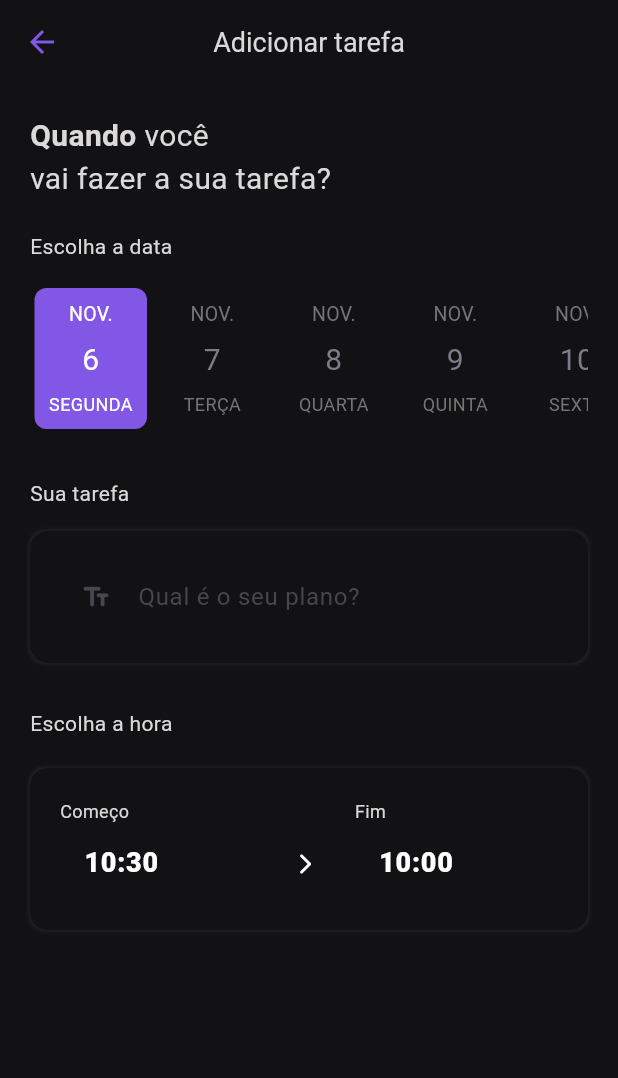
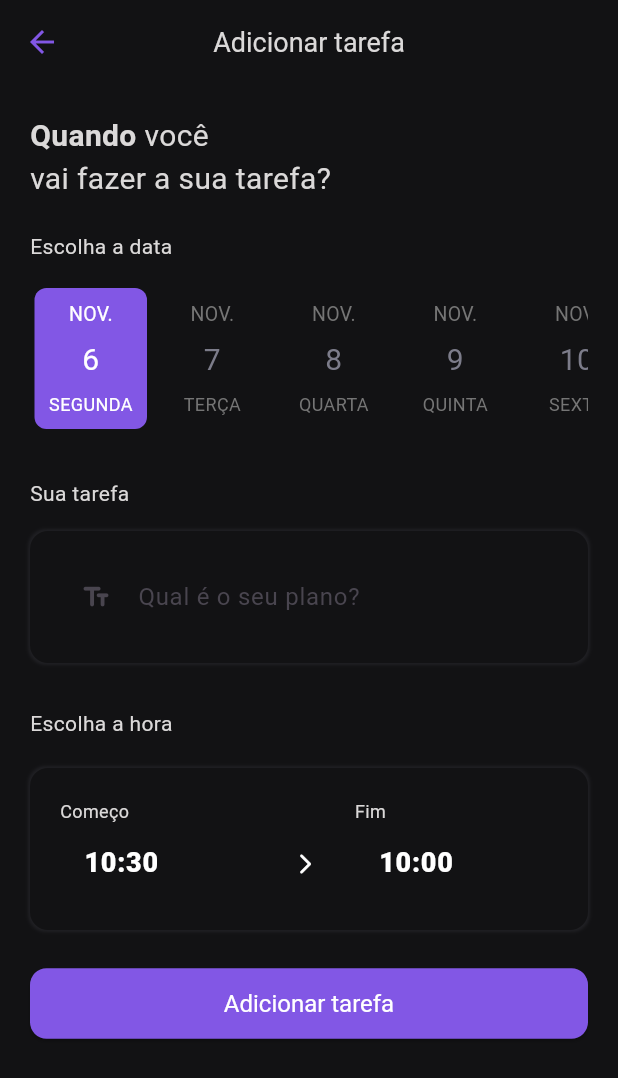
Before and after one commit to josedeneto/todo_app, a Flutter app: the AddTodoPage screen opened by its route, on a phone screen of 412 x 824 dp. Shown: the top 1078 px of the screen. Run offline on Flutter 3.47's test engine with Material 2 defaults, Android fonts, the phone set to English and light mode, and no system bars; drawn by our look-alikes of date_picker_timeline.

Commit message:
Alterei a condição de mostrar o botão quando textformfield recebe texto e alterei as bordas do botão adicionar tarefa

```diff
--- a/lib/app/core/theme/app_theme.dart
+++ b/lib/app/core/theme/app_theme.dart
@@ -100,9 +100,15 @@ class AppTheme {
         ),
         elevatedButtonTheme: ElevatedButtonThemeData(
           style: ElevatedButton.styleFrom(
-              padding: const EdgeInsets.all(14),
-              backgroundColor: AppColor.secondary,
-              foregroundColor: AppColor.white),
+            padding: const EdgeInsets.all(14),
+            elevation: 1,
+            textStyle: AppTypography.normal,
+             shape: RoundedRectangleBorder(
+              borderRadius: BorderRadius.circular(11)
+             ),
+            backgroundColor: AppColor.secondary,
+            foregroundColor: AppColor.white,
+          ),
         ),
         dividerTheme: const DividerThemeData(
           thickness: 1,
--- a/lib/app/views/add_todo/add_todo_page.dart
+++ b/lib/app/views/add_todo/add_todo_page.dart
@@ -228,9 +228,7 @@ class _AddTodoPageState extends State<AddTodoPage>
                 const SizedBox(
                   height: 25,
                 ),
-                todoController.text.isEmpty
-                    ? const SizedBox.shrink()
-                    : SizedBox(
+                 SizedBox(
                         width: double.infinity,
                         child: ElevatedButton(
                           onPressed: () {
```
